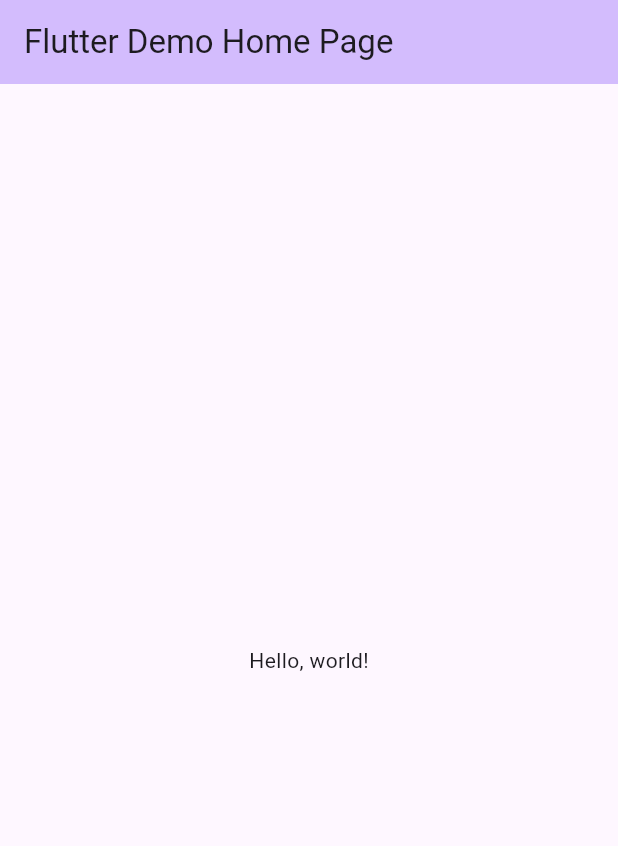
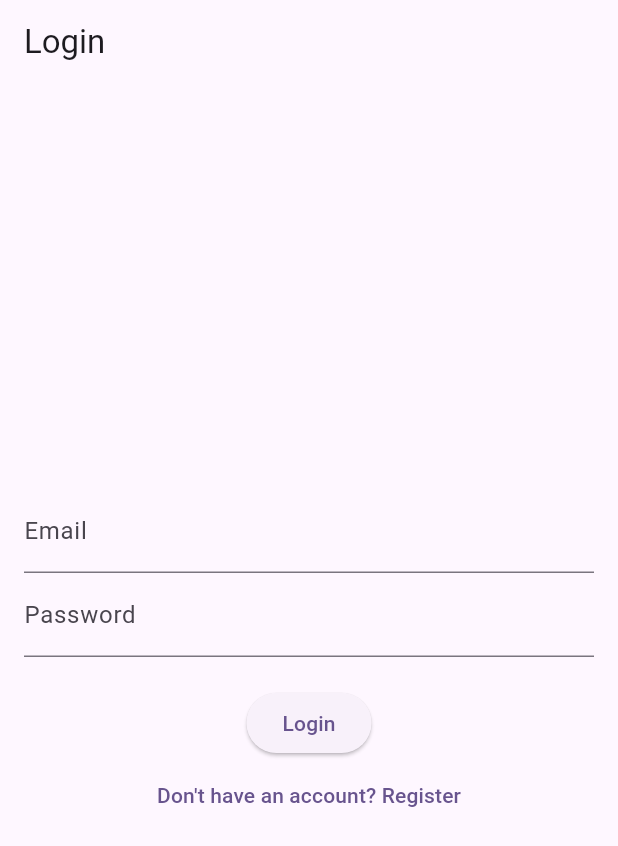
Before and after one commit to LouisLauwerijs/introMobileFlutterProject, a Flutter app: the screen it shows after launch, on a phone screen of 412 x 824 dp. Shown: the top 846 px of the screen. Run offline on Flutter 3.47's test engine with Material 3 defaults, Android fonts, the phone set to English and light mode, and no system bars; our stand-ins replace cloud_firestore, firebase_auth, firebase_core; accounts and stored records are empty.

Commit message:
Add very simple Login screen and save users in FireStore

```diff
--- /dev/null
+++ b/lib/auth_service.dart
@@ -0,0 +1,60 @@
+import 'package:cloud_firestore/cloud_firestore.dart';
+import 'package:firebase_auth/firebase_auth.dart';
+
+class AuthService {
+  final FirebaseAuth _auth = FirebaseAuth.instance;
+  final FirebaseFirestore _firestore = FirebaseFirestore.instance;
+
+  // Sign up with email and password
+  Future<User?> signUpWithEmailAndPassword(String email, String password, String name) async {
+    try {
+      UserCredential result = await _auth.createUserWithEmailAndPassword(
+        email: email,
+        password: password,
+      );
+      User? user = result.user;
+
+      if (user != null) {
+        // Add user details to Firestore
+        await _firestore.collection('users').doc(user.uid).set({
+          'uid': user.uid,
+          'email': email,
+          'name': name,
+          'createdAt': FieldValue.serverTimestamp(),
+        });
+      }
+      return user;
+    } catch (e) {
+      print('Error in signUp: $e');
+      return null;
+    }
+  }
+
+  // Sign in with email and password
+  Future<User?> signInWithEmailAndPassword(String email, String password) async {
+    try {
+      UserCredential result = await _auth.signInWithEmailAndPassword(
+        email: email,
+        password: password,
+      );
+      return result.user;
+    } catch (e) {
+      print('Error in signIn: $e');
+      return null;
+    }
+  }
+
+  // Sign out
+  Future<void> signOut() async {
+    try {
+      return await _auth.signOut();
+    } catch (e) {
+      print('Error in signOut: $e');
+    }
+  }
+
+  // Get current user stream
+  Stream<User?> get user {
+    return _auth.authStateChanges();
+  }
+}
--- /dev/null
+++ b/lib/login_page.dart
@@ -0,0 +1,87 @@
+import 'package:flutter/material.dart';
+import 'auth_service.dart';
+import 'registration_page.dart';
+
+class LoginPage extends StatefulWidget {
+  const LoginPage({super.key});
+
+  @override
+  State<LoginPage> createState() => _LoginPageState();
+}
+
+class _LoginPageState extends State<LoginPage> {
+  final AuthService _authService = AuthService();
+  final TextEditingController _emailController = TextEditingController();
+  final TextEditingController _passwordController = TextEditingController();
+  bool _isLoading = false;
+
+  void _login() async {
+    setState(() {
+      _isLoading = true;
+    });
+
+    String email = _emailController.text.trim();
+    String password = _passwordController.text.trim();
+
+    if (email.isNotEmpty && password.isNotEmpty) {
+      var user = await _authService.signInWithEmailAndPassword(email, password);
+      if (user != null) {
+        // Login success - StreamBuilder in main.dart will handle the switch
+      } else {
+        if (mounted) {
+          ScaffoldMessenger.of(context).showSnackBar(
+            const SnackBar(content: Text('Login Failed. Please check your credentials.')),
+          );
+        }
+      }
+    } else {
+      ScaffoldMessenger.of(context).showSnackBar(
+        const SnackBar(content: Text('Please fill all fields.')),
+      );
+    }
+
+    setState(() {
+      _isLoading = false;
+    });
+  }
+
+  @override
+  Widget build(BuildContext context) {
+    return Scaffold(
+      appBar: AppBar(title: const Text('Login')),
+      body: Padding(
+        padding: const EdgeInsets.all(16.0),
+        child: Column(
+          mainAxisAlignment: MainAxisAlignment.center,
+          children: [
+            TextField(
+              controller: _emailController,
+              decoration: const InputDecoration(labelText: 'Email'),
+            ),
+            TextField(
+              controller: _passwordController,
+              decoration: const InputDecoration(labelText: 'Password'),
+              obscureText: true,
+            ),
+            const SizedBox(height: 20),
+            _isLoading
+                ? const CircularProgressIndicator()
+                : ElevatedButton(
+                    onPressed: _login,
+                    child: const Text('Login'),
+                  ),
+            TextButton(
+              onPressed: () {
+                Navigator.push(
+                  context,
+                  MaterialPageRoute(builder: (context) => const RegistrationPage()),
+                );
+              },
+              child: const Text('Don\'t have an account? Register'),
+            ),
+          ],
+        ),
+      ),
+    );
+  }
+}
--- a/lib/main.dart
+++ b/lib/main.dart
@@ -1,15 +1,15 @@
 import 'package:flutter/material.dart';
 import 'package:firebase_core/firebase_core.dart';
-
+import 'package:firebase_auth/firebase_auth.dart';
+import 'firebase_options.dart';
+import 'login_page.dart';
+import 'home_page.dart';
 
 void main() async {
   WidgetsFlutterBinding.ensureInitialized();
-  // To complete Firebase setup:
-  // 1. Install FlutterFire CLI: dart pub global activate flutterfire_cli
-  // 2. Run: flutterfire configure
-  // 3. Uncomment the line below and the import after generating firebase_options.dart
-  // await Firebase.initializeApp(options: DefaultFirebaseOptions.currentPlatform);
-  await Firebase.initializeApp();
+  await Firebase.initializeApp(
+    options: DefaultFirebaseOptions.currentPlatform,
+  );
   runApp(const MyApp());
 }
 
@@ -19,30 +19,34 @@
   @override
   Widget build(BuildContext context) {
     return MaterialApp(
-      title: 'Flutter Demo',
+      title: 'Flutter Firebase Auth',
       theme: ThemeData(
         colorScheme: ColorScheme.fromSeed(seedColor: Colors.deepPurple),
+        useMaterial3: true,
       ),
-      home: const MyHomePage(title: 'Flutter Demo Home Page'),
+      home: const AuthWrapper(),
     );
   }
 }
 
-class MyHomePage extends StatelessWidget {
-  const MyHomePage({super.key, required this.title});
-
-  final String title;
+class AuthWrapper extends StatelessWidget {
+  const AuthWrapper({super.key});
 
   @override
   Widget build(BuildContext context) {
-    return Scaffold(
-      appBar: AppBar(
-        backgroundColor: Theme.of(context).colorScheme.inversePrimary,
-        title: Text(title),
-      ),
-      body: const Center(
-        child: Text('Hello, world!'),
-      ),
+    return StreamBuilder<User?>(
+      stream: FirebaseAuth.instance.authStateChanges(),
+      builder: (context, snapshot) {
+        if (snapshot.connectionState == ConnectionState.waiting) {
+          return const Scaffold(
+            body: Center(child: CircularProgressIndicator()),
+          );
+        }
+        if (snapshot.hasData) {
+          return const HomePage();
+        }
+        return const LoginPage();
+      },
     );
   }
 }
```
Also changed, not shown: lib/home_page.dart (added, +37 -0 lines), lib/registration_page.dart (added, +89 -0 lines).
